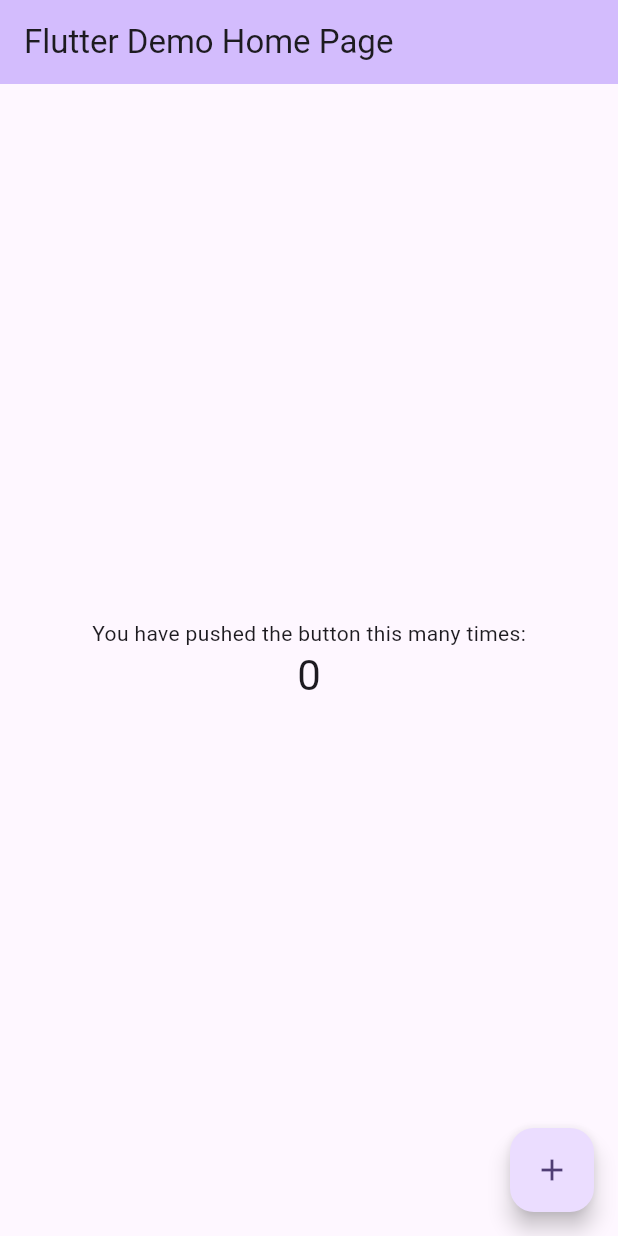
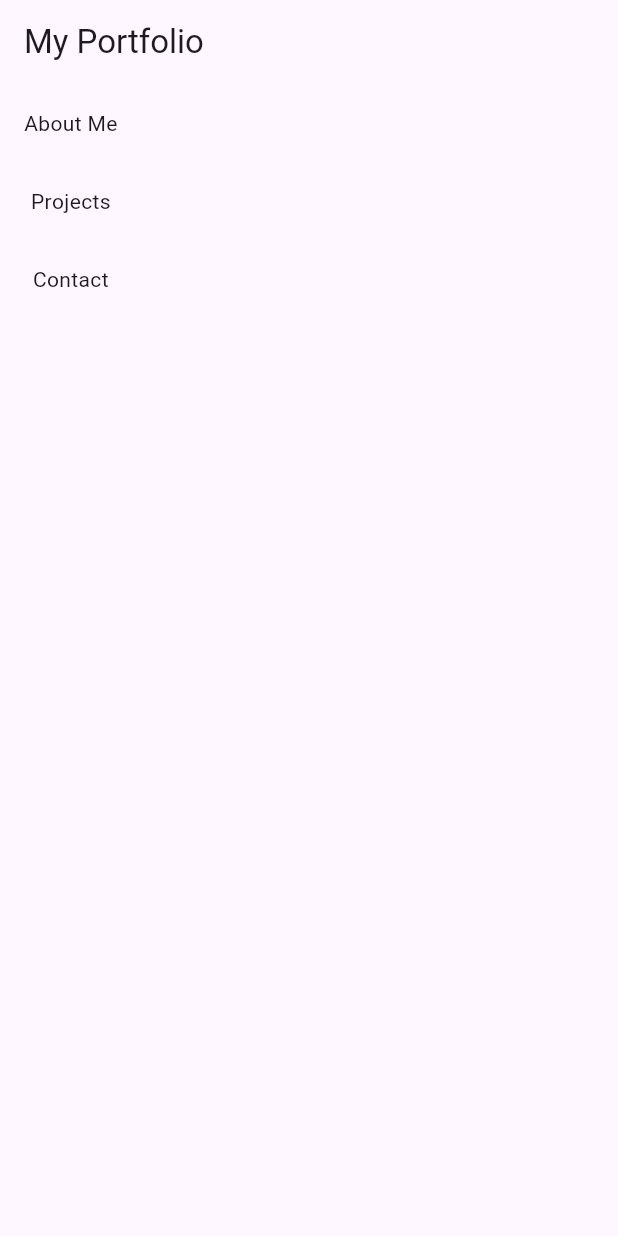
Before and after one commit to Vardhan-ysh/portfolio, a Flutter app: the screen it shows after launch, on a phone screen of 412 x 824 dp. Run offline on Flutter 3.47's test engine with Material 3 defaults, Android fonts, the phone set to English and light mode, and no system bars.

```diff
--- a/portfolio/lib/main.dart
+++ b/portfolio/lib/main.dart
@@ -7,119 +7,86 @@ void main() {
 class MyApp extends StatelessWidget {
   const MyApp({super.key});
 
-  // This widget is the root of your application.
   @override
   Widget build(BuildContext context) {
     return MaterialApp(
-      title: 'Flutter Demo',
+      title: 'Portfolio',
       theme: ThemeData(
-        // This is the theme of your application.
-        //
-        // TRY THIS: Try running your application with "flutter run". You'll see
-        // the application has a purple toolbar. Then, without quitting the app,
-        // try changing the seedColor in the colorScheme below to Colors.green
-        // and then invoke "hot reload" (save your changes or press the "hot
-        // reload" button in a Flutter-supported IDE, or press "r" if you used
-        // the command line to start the app).
-        //
-        // Notice that the counter didn't reset back to zero; the application
-        // state is not lost during the reload. To reset the state, use hot
-        // restart instead.
-        //
-        // This works for code too, not just values: Most code changes can be
-        // tested with just a hot reload.
-        colorScheme: ColorScheme.fromSeed(seedColor: Colors.deepPurple),
-        useMaterial3: true,
+        primarySwatch: Colors.blue,
       ),
-      home: const MyHomePage(title: 'Flutter Demo Home Page'),
+      home: const PortfolioPage(),
     );
   }
 }
 
-class MyHomePage extends StatefulWidget {
-  const MyHomePage({super.key, required this.title});
-
-  // This widget is the home page of your application. It is stateful, meaning
-  // that it has a State object (defined below) that contains fields that affect
-  // how it looks.
-
-  // This class is the configuration for the state. It holds the values (in this
-  // case the title) provided by the parent (in this case the App widget) and
-  // used by the build method of the State. Fields in a Widget subclass are
-  // always marked "final".
-
-  final String title;
-
-  @override
-  State<MyHomePage> createState() => _MyHomePageState();
-}
-
-class _MyHomePageState extends State<MyHomePage> {
-  int _counter = 0;
-
-  void _incrementCounter() {
-    setState(() {
-      // This call to setState tells the Flutter framework that something has
-      // changed in this State, which causes it to rerun the build method below
-      // so that the display can reflect the updated values. If we changed
-      // _counter without calling setState(), then the build method would not be
-      // called again, and so nothing would appear to happen.
-      _counter++;
-    });
-  }
+class PortfolioPage extends StatelessWidget {
+  const PortfolioPage({super.key});
 
   @override
   Widget build(BuildContext context) {
-    // This method is rerun every time setState is called, for instance as done
-    // by the _incrementCounter method above.
-    //
-    // The Flutter framework has been optimized to make rerunning build methods
-    // fast, so that you can just rebuild anything that needs updating rather
-    // than having to individually change instances of widgets.
     return Scaffold(
       appBar: AppBar(
-        // TRY THIS: Try changing the color here to a specific color (to
-        // Colors.amber, perhaps?) and trigger a hot reload to see the AppBar
-        // change color while the other colors stay the same.
-        backgroundColor: Theme.of(context).colorScheme.inversePrimary,
-        // Here we take the value from the MyHomePage object that was created by
-        // the App.build method, and use it to set our appbar title.
-        title: Text(widget.title),
+        title: const Text('My Portfolio'),
       ),
-      body: Center(
-        // Center is a layout widget. It takes a single child and positions it
-        // in the middle of the parent.
-        child: Column(
-          // Column is also a layout widget. It takes a list of children and
-          // arranges them vertically. By default, it sizes itself to fit its
-          // children horizontally, and tries to be as tall as its parent.
-          //
-          // Column has various properties to control how it sizes itself and
-          // how it positions its children. Here we use mainAxisAlignment to
-          // center the children vertically; the main axis here is the vertical
-          // axis because Columns are vertical (the cross axis would be
-          // horizontal).
-          //
-          // TRY THIS: Invoke "debug painting" (choose the "Toggle Debug Paint"
-          // action in the IDE, or press "p" in the console), to see the
-          // wireframe for each widget.
-          mainAxisAlignment: MainAxisAlignment.center,
-          children: <Widget>[
-            const Text(
-              'You have pushed the button this many times:',
-            ),
-            Text(
-              '$_counter',
-              style: Theme.of(context).textTheme.headlineMedium,
-            ),
-          ],
-        ),
-      ),
-      floatingActionButton: FloatingActionButton(
-        onPressed: _incrementCounter,
-        tooltip: 'Increment',
-        child: const Icon(Icons.add),
-      ), // This trailing comma makes auto-formatting nicer for build methods.
+      body: const PortfolioContent(),
     );
   }
 }
+
+class PortfolioContent extends StatelessWidget {
+  const PortfolioContent({super.key});
+
+  @override
+  Widget build(BuildContext context) {
+    return LayoutBuilder(
+      builder: (context, constraints) {
+        if (constraints.maxWidth > 600) {
+          return _buildWideContainers();
+        } else {
+          return _buildNarrowContainers();
+        }
+      },
+    );
+  }
+
+  Widget _buildWideContainers() {
+    return Row(
+      children: [
+        Expanded(child: _buildAboutSection()),
+        Expanded(child: _buildProjectsSection()),
+        Expanded(child: _buildContactSection()),
+      ],
+    );
+  }
+
+  Widget _buildNarrowContainers() {
+    return Column(
+      children: [
+        _buildAboutSection(),
+        _buildProjectsSection(),
+        _buildContactSection(),
+      ],
+    );
+  }
+
+  Widget _buildAboutSection() {
+    return Container(
+      padding: const EdgeInsets.all(16.0),
+      child: const Text('About Me'),
+    );
+  }
+
+  Widget _buildProjectsSection() {
+    return Container(
+      padding: const EdgeInsets.all(16.0),
+      child: const Text('Projects'),
+    );
+  }
+
+  Widget _buildContactSection() {
+    return Container(
+      padding: const EdgeInsets.all(16.0),
+      child: const Text('Contact'),
+    );
+  }
+}
--- a/portfolio/pubspec.yaml
+++ b/portfolio/pubspec.yaml
@@ -35,6 +35,7 @@ dependencies:
   # The following adds the Cupertino Icons font to your application.
   # Use with the CupertinoIcons class for iOS style icons.
   cupertino_icons: ^1.0.8
+  google_fonts: ^6.2.1
 
 dev_dependencies:
   flutter_test:
```
Also changed, not shown: portfolio/lib/data/data.dart (added, +88 -0 lines), portfolio/pubspec.lock, 1 other file.
